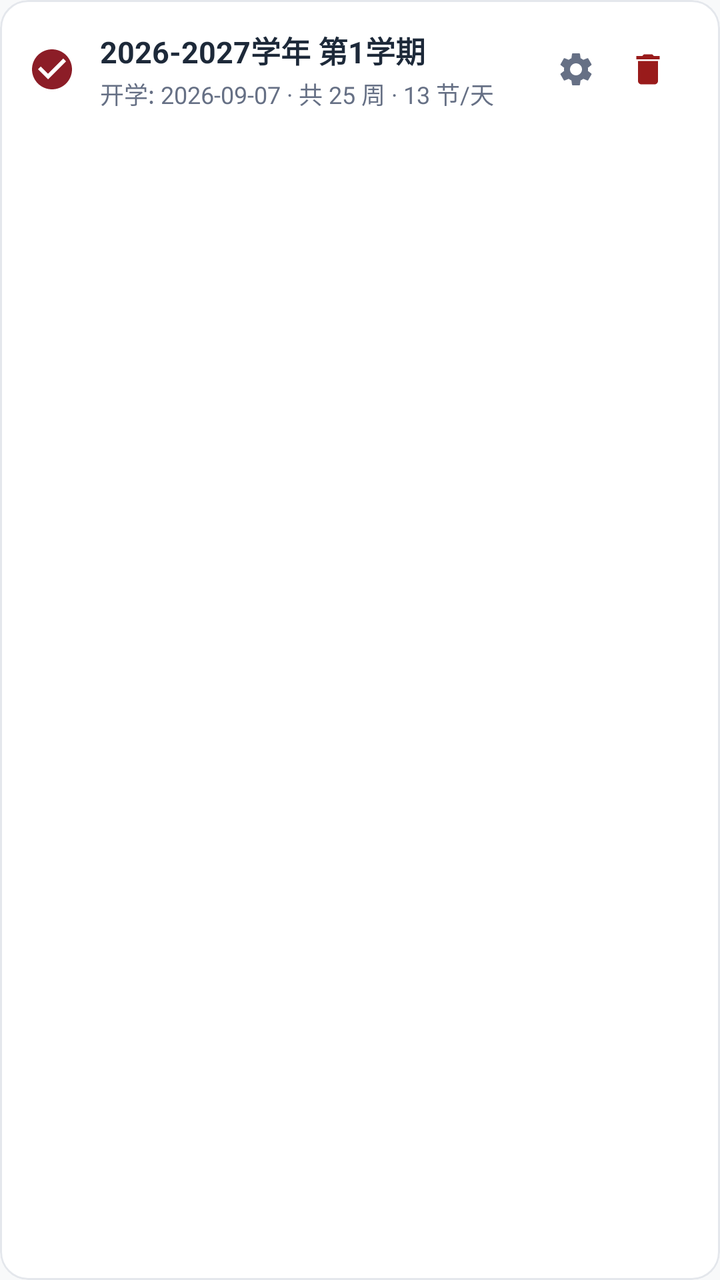
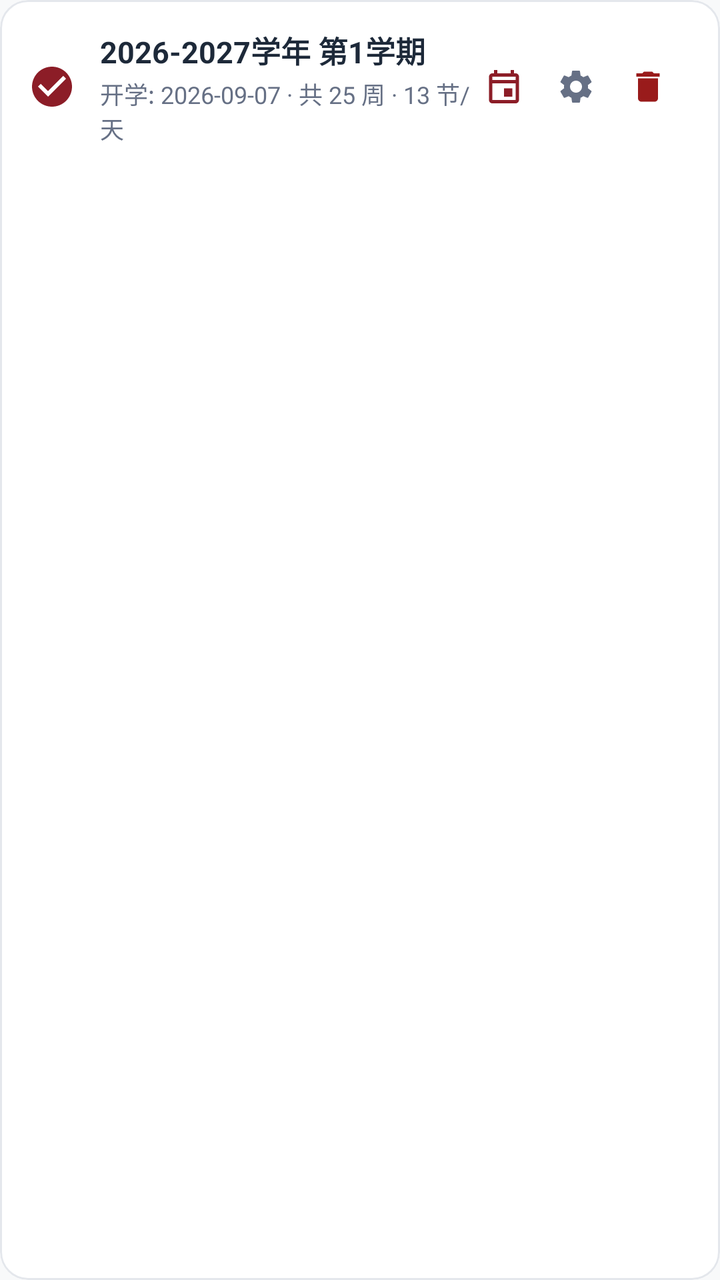

An Android layout rendered at two revisions. The XML below is the earlier revision; the diff shows what the commit changed to produce the second picture.
<!-- AndroidManifest.xml: application theme Theme.UsstJwgl -->
<!-- res/layout/item_schedule_manage.xml -->
<?xml version="1.0" encoding="utf-8"?>
<com.google.android.material.card.MaterialCardView xmlns:android="http://schemas.android.com/apk/res/android"
    xmlns:app="http://schemas.android.com/apk/res-auto"
    android:layout_width="match_parent"
    android:layout_height="wrap_content"
    android:layout_marginVertical="4dp"
    app:cardBackgroundColor="@color/surface"
    app:cardCornerRadius="14dp"
    app:cardElevation="0dp"
    app:strokeColor="@color/border"
    app:strokeWidth="1dp">

    <LinearLayout
        android:layout_width="match_parent"
        android:layout_height="wrap_content"
        android:gravity="center_vertical"
        android:orientation="horizontal"
        android:padding="14dp">

        <ImageView
            android:id="@+id/ivActiveIndicator"
            android:layout_width="24dp"
            android:layout_height="24dp"
            android:layout_marginEnd="12dp"
            android:src="@drawable/ic_check_circle"
            app:tint="@color/primary" />

        <LinearLayout
            android:layout_width="0dp"
            android:layout_height="wrap_content"
            android:layout_weight="1"
            android:orientation="vertical">

            <TextView
                android:id="@+id/tvScheduleName"
                android:layout_width="wrap_content"
                android:layout_height="wrap_content"
                android:text="2026-2027学年 第1学期"
                android:textColor="@color/text_primary"
                android:textSize="15sp"
                android:textStyle="bold" />

            <TextView
                android:id="@+id/tvScheduleMeta"
                android:layout_width="wrap_content"
                android:layout_height="wrap_content"
                android:layout_marginTop="2dp"
                android:text="开学: 2026-09-07 · 共 25 周 · 13 节/天"
                android:textColor="@color/text_secondary"
                android:textSize="12sp" />
        </LinearLayout>

        <com.google.android.material.button.MaterialButton
            android:id="@+id/btnEditSchedule"
            style="@style/Widget.Material3.Button.IconButton"
            android:layout_width="36dp"
            android:layout_height="36dp"
            android:padding="0dp"
            app:icon="@drawable/ic_settings"
            app:iconTint="@color/text_secondary" />

        <com.google.android.material.button.MaterialButton
            android:id="@+id/btnDeleteSchedule"
            style="@style/Widget.Material3.Button.IconButton"
            android:layout_width="36dp"
            android:layout_height="36dp"
            android:padding="0dp"
            app:icon="@drawable/ic_delete"
            app:iconTint="@color/grade_red_text" />

    </LinearLayout>
</com.google.android.material.card.MaterialCardView>
<!-- resources referenced by this layout -->
<resources>
  <color name="border">#E4E7EC</color>
  <color name="grade_red_text">#991B1B</color>
  <color name="primary">#8C1D27</color>
  <color name="surface">#FFFFFF</color>
  <color name="text_primary">#1D2939</color>
  <color name="text_secondary">#667085</color>
  <!-- drawable ic_check_circle (drawable) -->
  <vector xmlns:android="http://schemas.android.com/apk/res/android"
      android:width="24dp"
      android:height="24dp"
      android:viewportWidth="24"
      android:viewportHeight="24">
    <path
        android:fillColor="@color/primary"
        android:pathData="M12,2C6.48,2 2,6.48 2,12s4.48,10 10,10 10,-4.48 10,-10S17.52,2 12,2zM10,17l-5,-5 1.41,-1.41L10,14.17l7.59,-7.59L19,8l-9,9z"/>
  </vector>
  <!-- drawable ic_delete (drawable) -->
  <vector xmlns:android="http://schemas.android.com/apk/res/android"
      android:width="24dp"
      android:height="24dp"
      android:viewportWidth="24"
      android:viewportHeight="24">
    <path
        android:fillColor="@color/text_primary"
        android:pathData="M6,19c0,1.1 0.9,2 2,2h8c1.1,0 2,-0.9 2,-2V7H6v12zM19,4h-3.5l-1,-1h-5l-1,1H5v2h14V4z"/>
  </vector>
  <style name="Theme.UsstJwgl" parent="Theme.Material3.DayNight.NoActionBar">
          <item name="colorPrimary">@color/primary</item>
          <item name="colorOnPrimary">@color/on_primary</item>
          <item name="colorPrimaryContainer">@color/primary_container</item>
          <item name="colorOnPrimaryContainer">@color/on_primary_container</item>
  
          <item name="colorSecondary">@color/secondary</item>
          <item name="colorSecondaryContainer">@color/secondary_container</item>
          <item name="colorOnSecondaryContainer">@color/on_secondary_container</item>
  
          <item name="android:statusBarColor">@android:color/transparent</item>
          <item name="android:windowLightStatusBar">true</item>
          <item name="android:navigationBarColor">@android:color/transparent</item>
          <item name="android:windowLightNavigationBar" tools:targetApi="o_mr1">true</item>
          <item name="android:windowBackground">@color/background</item>
  
          
          <item name="bottomNavigationStyle">@style/Widget.Material3.BottomNavigationView</item>
  
          
          <item name="materialCardViewStyle">@style/Widget.Material3.CardView.Outlined</item>
      </style>
  <color name="on_primary">#FFFFFF</color>
  <color name="primary_container">#FFDAD8</color>
  <color name="on_primary_container">#3B080E</color>
  <color name="secondary">#775654</color>
  <color name="secondary_container">#FFDAD7</color>
  <color name="on_secondary_container">#2C1514</color>
  <color name="background">#F8F9FA</color>
  <!-- unchanged entries left out for length: 1 -->
</resources>

<!-- the commit's change to res/layout/item_schedule_manage.xml (unified diff, before → after) -->
@@ -51,6 +51,15 @@
         </LinearLayout>
 
         <com.google.android.material.button.MaterialButton
+            android:id="@+id/btnExportTableSchedule"
+            style="@style/Widget.Material3.Button.IconButton"
+            android:layout_width="36dp"
+            android:layout_height="36dp"
+            android:padding="0dp"
+            app:icon="@drawable/ic_calendar_export"
+            app:iconTint="@color/primary" />
+
+        <com.google.android.material.button.MaterialButton
             android:id="@+id/btnEditSchedule"
             style="@style/Widget.Material3.Button.IconButton"
             android:layout_width="36dp"
<!-- resource entries referenced after the edit -->
@@ -6,6 +6,16 @@
   <color name="surface">#FFFFFF</color>
   <color name="text_primary">#1D2939</color>
   <color name="text_secondary">#667085</color>
+  <!-- drawable ic_calendar_export (drawable) -->
+  <vector xmlns:android="http://schemas.android.com/apk/res/android"
+      android:width="24dp"
+      android:height="24dp"
+      android:viewportWidth="24"
+      android:viewportHeight="24">
+      <path
+          android:fillColor="#FF000000"
+          android:pathData="M19,4h-1V2h-2v2H8V2H6v2H5C3.89,4 3.01,4.9 3.01,6L3,20c0,1.1 0.89,2 2,2h14c1.1,0 2,-0.9 2,-2V6c0,-1.1 -0.9,-2 -2,-2zm0,16H5V10h14v10zm0,-12H5V6h14v2zm-7,5h5v5h-5z" />
+  </vector>
   <!-- drawable ic_check_circle (drawable) -->
   <vector xmlns:android="http://schemas.android.com/apk/res/android"
       android:width="24dp"
